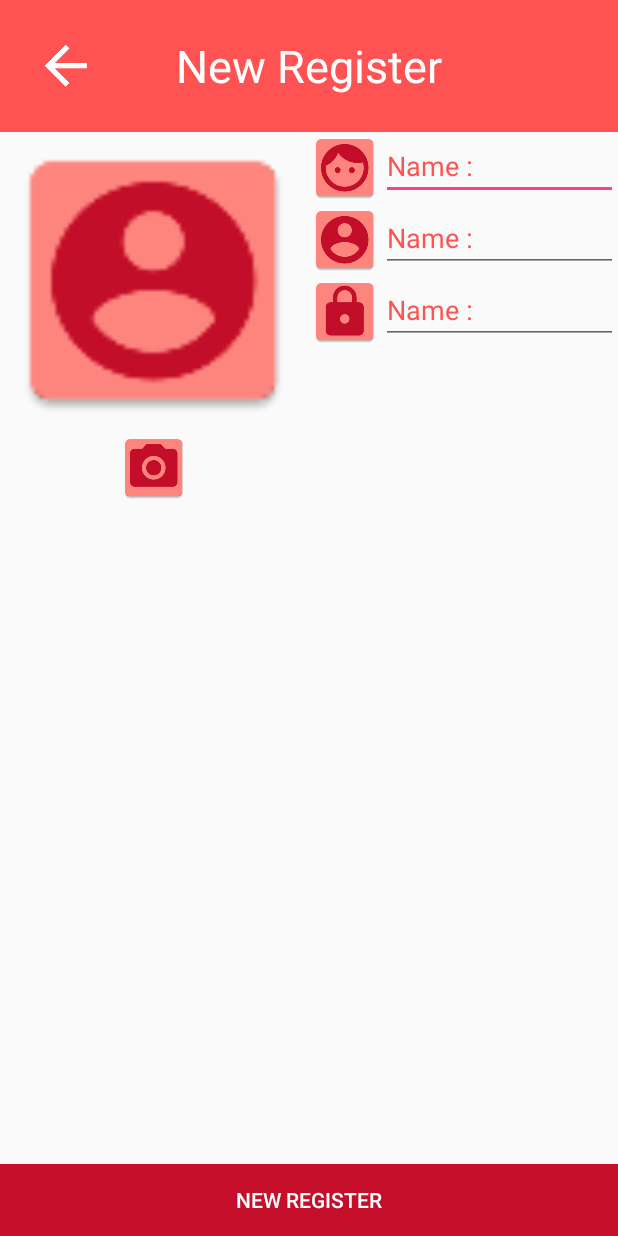
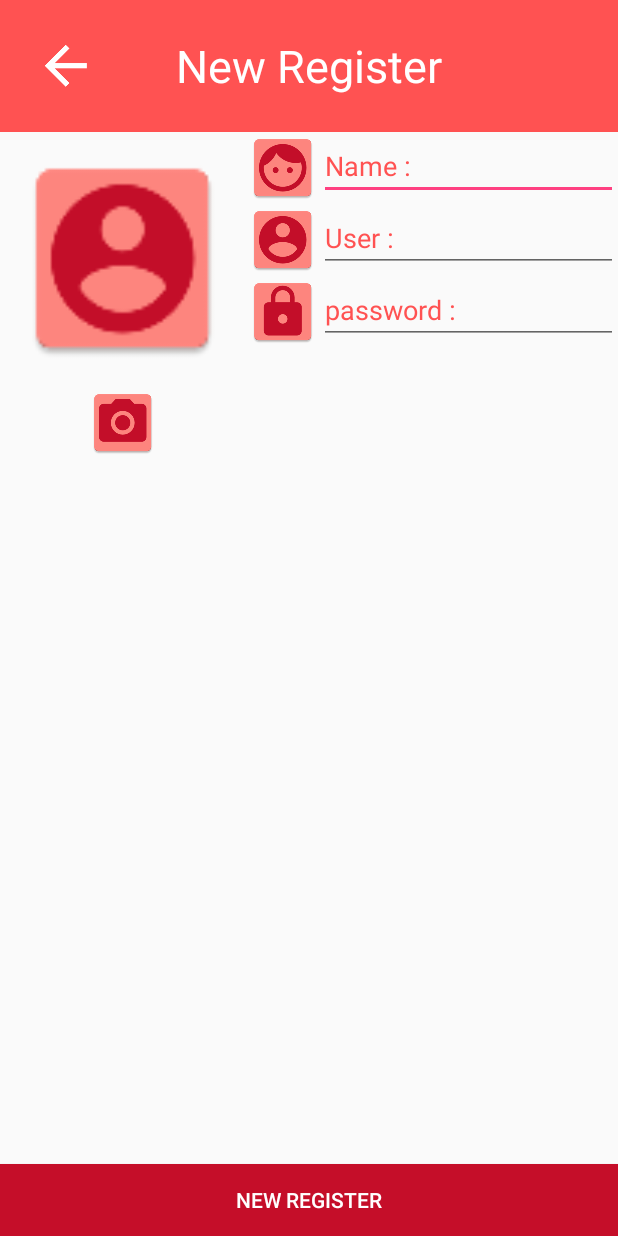
Before and after one commit to jutamaneeang/MyPKRU, an Android app: the NewRegisterActivity screen opened directly, with no data from a screen before it, on a phone screen of 412 x 824 dp. Run offline under Robolectric (Android 15) with nearby library versions, the phone set to English and light mode, and no system bars.

Commit message:
finsh23may

```diff
--- a/app/src/main/AndroidManifest.xml
+++ b/app/src/main/AndroidManifest.xml
@@ -1,6 +1,12 @@
 <?xml version="1.0" encoding="utf-8"?>
 <manifest xmlns:android="http://schemas.android.com/apk/res/android"
     package="pkru.chotitammanon.jutamanee.mypkru">
+
+    <uses-permission android:name="android.permission.READ_EXTERNAL_STORAGE"/>
+    <uses-permission android:name="android.permission.INTERNET"/>
+    <uses-permission android:name="android.permission.ACCESS_COARSE_LOCATION"/>
+    <uses-permission android:name="android.permission.ACCESS_FINE_LOCATION"/>
+
 
     <application
         android:allowBackup="true"
--- a/app/src/main/java/pkru/chotitammanon/jutamanee/mypkru/NewRegisterActivity.java
+++ b/app/src/main/java/pkru/chotitammanon/jutamanee/mypkru/NewRegisterActivity.java
@@ -1,13 +1,139 @@
 package pkru.chotitammanon.jutamanee.mypkru;
 
+import android.content.Intent;
+import android.database.Cursor;
+import android.graphics.Bitmap;
+import android.graphics.BitmapFactory;
+import android.net.Uri;
+import android.provider.MediaStore;
 import android.support.v7.app.AppCompatActivity;
 import android.os.Bundle;
+import android.util.Log;
+import android.view.View;
+import android.widget.Button;
+import android.widget.EditText;
+import android.widget.ImageView;
 
-public class NewRegisterActivity extends AppCompatActivity {
+public class NewRegisterActivity extends AppCompatActivity implements View.OnClickListener {
+
+    //Explicit
+    private EditText nameEditText, userEditText, passwordEditText;
+    private ImageView backImageView, humanImageView, cameraImageView;
+    private Button button;
+    private Uri humanUri, camaraUri;
+    private String pathImageString, nameImageString;
 
     @Override
     protected void onCreate(Bundle savedInstanceState) {
         super.onCreate(savedInstanceState);
         setContentView(R.layout.activity_new_register);
+
+        //Initial View
+        initialView();
+
+        //Controller
+        controller();
+
+    }   //main Method
+
+    @Override
+    protected void onActivityResult(int requestCode, int resultCode, Intent data) {
+        super.onActivityResult(requestCode, resultCode, data);
+
+        //for human
+        if ((requestCode == 0) &&(resultCode == RESULT_OK)) {
+            Log.d("24MayV1", "Human OK ");
+
+            //show Image
+            humanUri = data.getData();
+
+
+                try{
+                Bitmap bitmap = BitmapFactory.decodeStream(getContentResolver()
+                        .openInputStream(humanUri));
+                humanImageView.setImageBitmap(bitmap);
+
+                    findpathAnNmae(humanUri);
+            } catch (Exception e) {
+                Log.d("24MayV1", "e humanUri ==>" + e.toString());
+
+
+        }  // if human
+
+        //For Camera
+        if ((requestCode == 1)&&(resultCode == RESULT_OK)) {
+            Log.d("24MayV1", "Camera Result OK");
+            //Show Image
+            camaraUri = data.getData();
+            try {
+
+                Bitmap bitmap = BitmapFactory.decodeStream(getContentResolver().openInputStream(camaraUri));
+                humanImageView.setImageBitmap(bitmap);
+
+            } catch (Exception e) {
+                Log.d("24MayV1", "e camera ==>" + e.toString());
+            }
+            }
+
+        }   //if Camera
+
+    }   //onActivity
+
+    private void findpathAnNmae(Uri uri) {
+        string[] strings = new string[]{MediaStore.Images.Media.DATA};
+        Cursor cursor = getContentResolver().query(uri, strings, null, null, null);
+
+        if (cursor != null) {
+
+            cursor.moveToFirst();
+            int index = cursor.getColumnIndexOrThrow(MediaStore.Images.Media.DATA);
+            pathImageString = cursor.getString(index);
+
+        } else {
+            pathImageString = uri.getPath();
+        }
+        Log.d("24MayV1", "path ==>", +pathImageString);
+
     }
-}
+
+    private void controller() {
+        backImageView.setOnClickListener(this);
+        humanImageView.setOnClickListener(this);
+        cameraImageView.setOnClickListener(this);
+        button.setOnClickListener(this);
+
+    }
+
+    private void initialView() {
+
+        nameEditText = (EditText) findViewById(R.id.edtName);
+        userEditText = (EditText) findViewById(R.id.edtUser);
+        passwordEditText = (EditText) findViewById(R.id.edtPassword);
+        backImageView = (ImageView) findViewById(R.id.btnBack);
+        humanImageView = (ImageView) findViewById(R.id.imvHumen);
+        cameraImageView = (ImageView) findViewById(R.id.imvCamera);
+        button = (Button) findViewById(R.id.btnRegister);
+
+    }
+
+    @Override
+    public void onClick(View v) {
+
+        //For Back
+        if (v == backImageView) {
+            finish();
+        }
+
+        //for human
+        if (v == humanImageView) {
+            Intent intent = new Intent(Intent.ACTION_GET_CONTENT);
+            intent.setType("image/*");
+            startActivityForResult(Intent.createChooser(intent,"please Choose App for Choose Image"),0);
+        }
+        //for Camera
+        if (v == cameraImageView) {
+            Intent intent = new Intent(MediaStore.ACTION_IMAGE_CAPTURE);
+            startActivityForResult(intent,1);
+        }
+    }
+}   //main Class
--- a/app/src/main/res/layout/activity_new_register.xml
+++ b/app/src/main/res/layout/activity_new_register.xml
@@ -22,6 +22,7 @@
             android:textSize="@dimen/h1" />
 
         <ImageView
+            android:id="@+id/btnBack"
             android:layout_width="wrap_content"
             android:layout_height="wrap_content"
             android:src="@mipmap/ic_back" />
@@ -42,6 +43,7 @@
             android:layout_weight="1">
 
             <ImageView
+                android:layout_margin="10dp"
                 android:id="@+id/imvHumen"
                 android:layout_width="match_parent"
                 android:layout_height="@dimen/Icon"
@@ -49,6 +51,7 @@
                 android:src="@mipmap/ic_user" />
 
             <ImageView
+                android:id="@+id/imvCamera"
                 android:layout_width="wrap_content"
                 android:layout_height="wrap_content"
                 android:layout_below="@+id/imvHumen"
@@ -62,7 +65,7 @@
             android:orientation="vertical"
             android:layout_width="0dp"
             android:layout_height="match_parent"
-            android:layout_weight="1">
+            android:layout_weight="1.5">
 
             <LinearLayout
                 android:layout_width="match_parent"
@@ -75,6 +78,7 @@
                     android:src="@mipmap/ic_name" />
 
                 <EditText
+                    android:id="@+id/edtName"
                     android:layout_width="match_parent"
                     android:layout_height="wrap_content"
                     android:hint="@string/name"
@@ -95,9 +99,10 @@
                     android:src="@mipmap/ic_user" />
 
                 <EditText
+                    android:id="@+id/edtUser"
                     android:layout_width="match_parent"
                     android:layout_height="wrap_content"
-                    android:hint="@string/name"
+                    android:hint="@string/User"
                     android:inputType="text"
                     android:textColor="@color/colorPrimaryDark"
                     android:textColorHint="@color/colorPrimary" />
@@ -115,9 +120,10 @@
                     android:src="@mipmap/ic_password" />
 
                 <EditText
+                    android:id="@+id/edtPassword"
                     android:layout_width="match_parent"
                     android:layout_height="wrap_content"
-                    android:hint="@string/name"
+                    android:hint="@string/pass1"
                     android:inputType="text"
                     android:textColor="@color/colorPrimaryDark"
                     android:textColorHint="@color/colorPrimary" />
--- a/app/src/main/res/values/dimens.xml
+++ b/app/src/main/res/values/dimens.xml
@@ -4,5 +4,5 @@
     <dimen name="padding">20dp</dimen>
     <dimen name="h1">30sp</dimen>
     <dimen name="h2">20sp</dimen>
-    <dimen name="Icon">200dp</dimen>
+    <dimen name="Icon">150dp</dimen>
 </resources>
```
